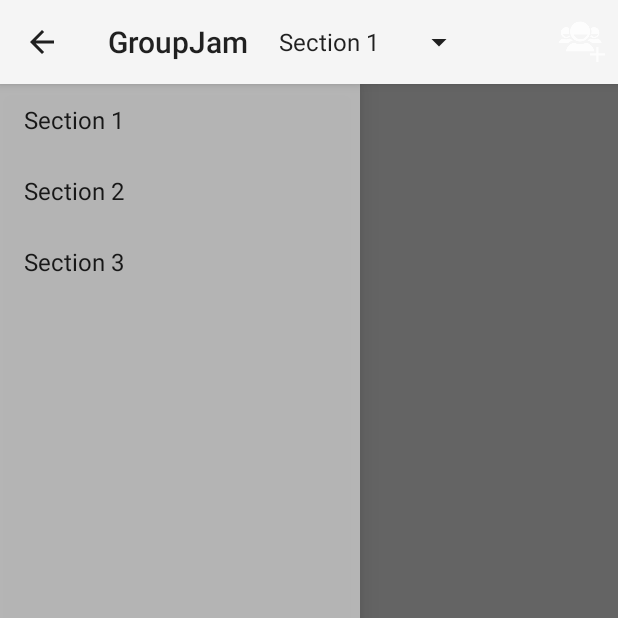
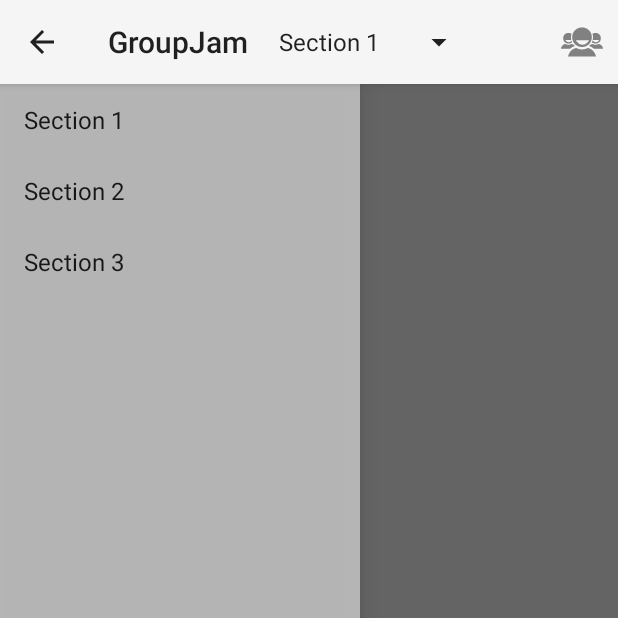
Before and after one commit to hkiehs/GroupJam, an Android app: the screen it shows after launch (HomeActivity), on a phone screen of 412 x 824 dp, the top half of it. Run offline under Robolectric (Android 15) with nearby library versions, the phone set to English and light mode, and no system bars; 4 statements that could not run were skipped.

Commit message:
added res

```diff
--- a/GroupJam/src/main/res/menu/home.xml
+++ b/GroupJam/src/main/res/menu/home.xml
@@ -5,6 +5,6 @@
 
     <item android:id="@+id/action_add_group"
         android:title="@string/action_example"
-        android:icon="@drawable/ic_action_add_group"
+        android:icon="@drawable/ic_action_group"
         app:showAsAction="ifRoom" />
 </menu>
```
Also changed, not shown: GroupJam/src/main/res/drawable-hdpi/ic_action_group.png (added), GroupJam/src/main/res/drawable-mdpi/ic_action_group.png (added), GroupJam/src/main/res/drawable-xhdpi/ic_action_group.png (added), GroupJam/src/main/res/drawable-xxhdpi/ic_action_group.png (added).
